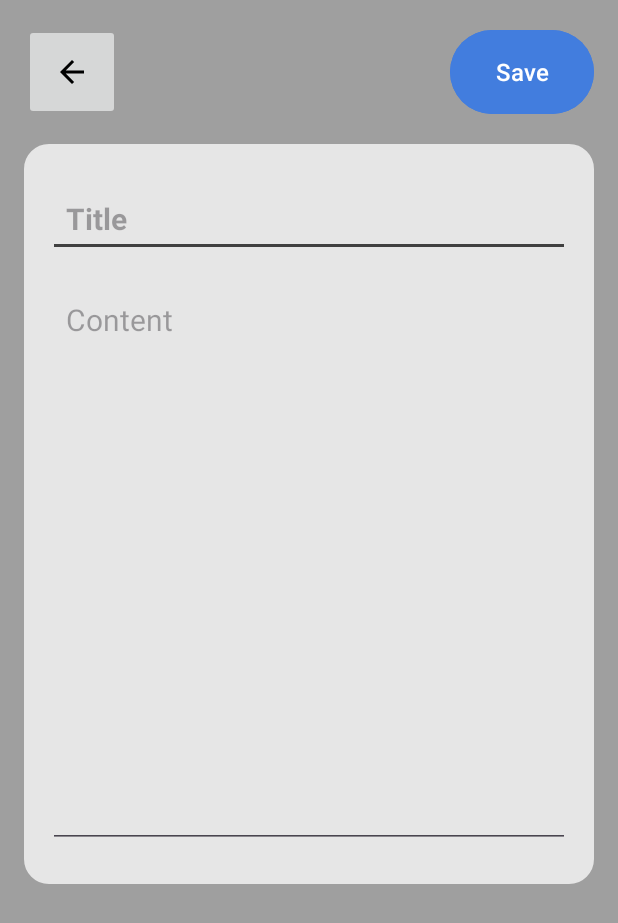
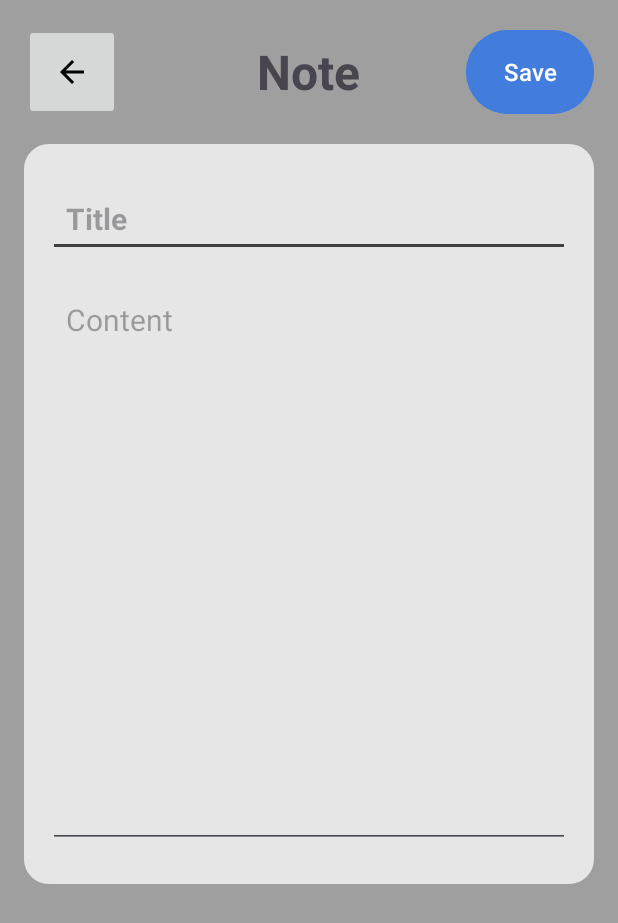
Before and after one commit to maxchtse/Note-app, an Android app: the NoteDetailsActivity screen opened directly, with no data from a screen before it, on a phone screen of 412 x 824 dp. Shown: the top 923 px of the screen. Run offline under Robolectric (Android 15) with nearby library versions, the phone set to English and light mode, and no system bars; our stand-ins replace Firebase (no records; nobody signed in at launch, a user with empty details on screens opened directly); libraries missing offline, so code that uses them is left out: io.grpc.okhttp.

Commit message:
Add Edit-Note function

```diff
--- a/app/src/main/java/com/company/noteapp/NoteDetailsActivity.java
+++ b/app/src/main/java/com/company/noteapp/NoteDetailsActivity.java
@@ -7,6 +7,7 @@ import android.os.Bundle;
 import android.widget.Button;
 import android.widget.EditText;
 import android.widget.ImageButton;
+import android.widget.TextView;
 
 import com.google.android.gms.tasks.OnCompleteListener;
 import com.google.android.gms.tasks.Task;
@@ -19,6 +20,10 @@ public class NoteDetailsActivity extends AppCompatActivity {
 
     EditText titleEditText, contentEditText;
     Button saveNoteBtn;
+    TextView pageTitleTextView;
+    String title, content, docId;
+    boolean isEditMode = false;
+
     @Override
     protected void onCreate(Bundle savedInstanceState) {
         super.onCreate(savedInstanceState);
@@ -27,6 +32,22 @@ public class NoteDetailsActivity extends AppCompatActivity {
         titleEditText = findViewById(R.id.note_title_text);
         contentEditText = findViewById(R.id.note_content_text);
         saveNoteBtn = findViewById(R.id.save_note_btn);
+        pageTitleTextView = findViewById(R.id.page_title);
+
+        // Receive Data
+        title = getIntent().getStringExtra("title");
+        content = getIntent().getStringExtra("content");
+        docId = getIntent().getStringExtra("docId");
+
+        if(docId!=null && !docId.isEmpty()) {
+            isEditMode = true;
+        }
+
+        titleEditText.setText(title);
+        contentEditText.setText(content);
+        if (isEditMode) {
+            pageTitleTextView.setText("Edit your note");
+        }
 
         saveNoteBtn.setOnClickListener((v) -> saveNote());
 
@@ -49,7 +70,14 @@ public class NoteDetailsActivity extends AppCompatActivity {
 
     void saveNoteToFirebase(Note note) {
         DocumentReference documentReference;
-        documentReference = Utility.getCollectionReferenceForNotes().document();
+        if(isEditMode) {
+            // Edit old note
+            documentReference = Utility.getCollectionReferenceForNotes().document(docId);
+        } else {
+            // Create new note
+            documentReference = Utility.getCollectionReferenceForNotes().document();
+        }
+
 
         documentReference.set(note).addOnCompleteListener(new OnCompleteListener<Void>() {
             @Override
--- a/app/src/main/res/layout/activity_note_details.xml
+++ b/app/src/main/res/layout/activity_note_details.xml
@@ -13,6 +13,17 @@
         android:layout_height="wrap_content"
         android:id="@+id/titleBarLayout">
 
+        <TextView
+            android:layout_width="wrap_content"
+            android:layout_height="wrap_content"
+            android:layout_centerInParent="true"
+            android:text="Note"
+            android:textAlignment="center"
+            android:textSize="32sp"
+            android:textStyle="bold"
+            android:id="@+id/page_title">
+        </TextView>
+
         <ImageButton
             android:layout_width="64dp"
             android:layout_height="64dp"
@@ -20,7 +31,7 @@
         </ImageButton>
 
         <com.google.android.material.button.MaterialButton
-            android:layout_width="96dp"
+            android:layout_width="85dp"
             android:layout_height="64dp"
             android:layout_gravity="center"
             android:layout_alignParentEnd="true"
```
Also changed, not shown: app/src/main/java/com/company/noteapp/NoteAdapter.java (+14 -1 lines), app/src/main/res/layout/recycler_note_item.xml (+6 -1 lines).
